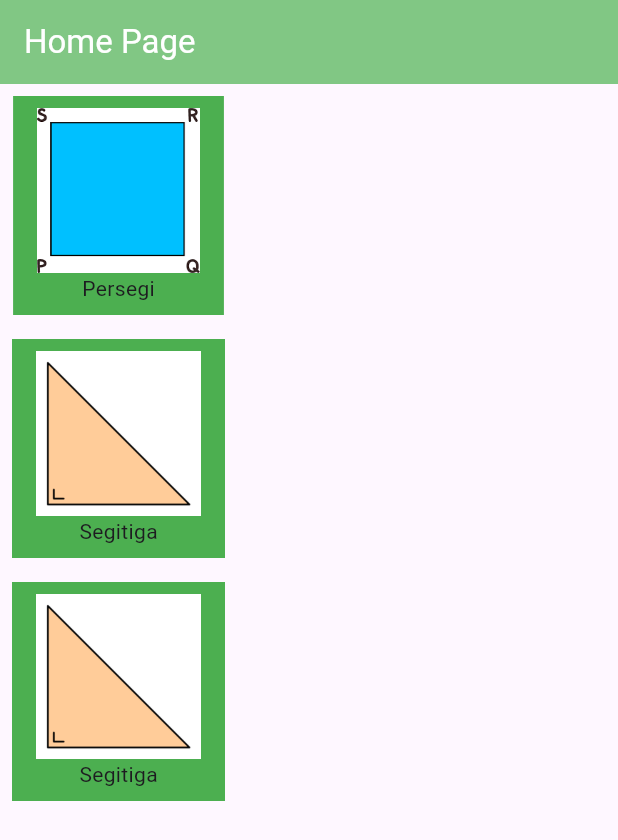
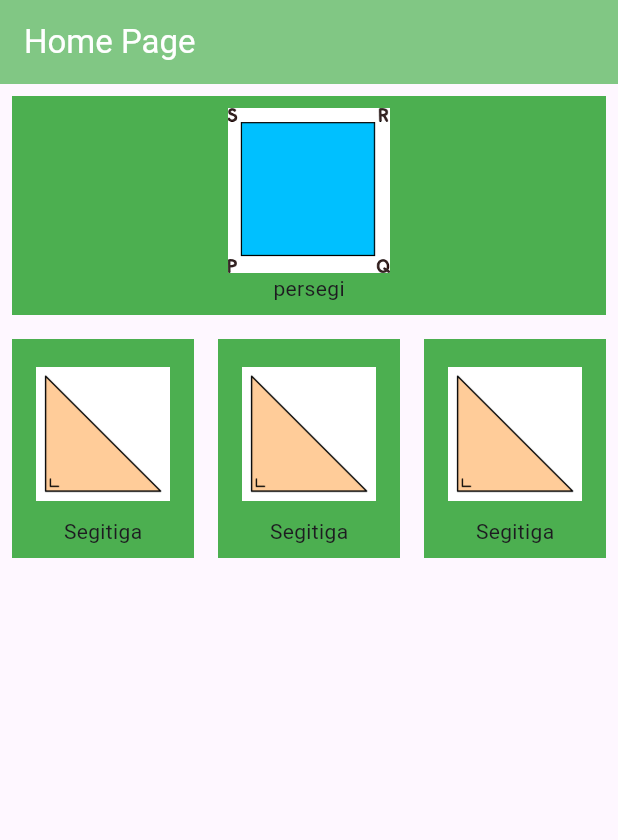
Before and after one commit to yovan199a/bangun_datar, a Flutter app: the screen it shows after launch, on a phone screen of 412 x 824 dp. Shown: the top 840 px of the screen. Run offline on Flutter 3.47's test engine with Material 2 defaults, Android fonts, the phone set to English and light mode, and no system bars; our stand-ins replace get.

Commit message:
hitung persegi

```diff
--- a/lib/pages/home_page.dart
+++ b/lib/pages/home_page.dart
@@ -1,3 +1,4 @@
+import 'package:bangun_datar_app/pages/PersegiPage.dart';
 import 'package:flutter/material.dart';
 
 class HomePage extends StatelessWidget {
@@ -12,23 +13,22 @@ class HomePage extends StatelessWidget {
             "Home Page",
             style: TextStyle(color: Colors.white),
           )),
-      body: Column(
+      body: ListView(
         children: [
-          Container(
-            margin: EdgeInsets.all(8),
-            padding: EdgeInsets.symmetric(vertical: 8, horizontal: 16),
-            decoration: BoxDecoration(
-              color: Colors.green
-            ),
-            child: Column(
-              children: [
-                Image.asset("assets/persegi.png",height: 110,),
-                Text("Persegi"),
-              ],
-            ),
+
+          InkWell(
+            onTap: (){
+              Navigator.push(context, MaterialPageRoute(builder: (context)=>PersegiPage()));
+            },
+          child: CustomMenu(ImageAssets: "assets/persegi.png",title: "persegi",)
           ),
-          CustomMenu(ImageAssets: "assets/persegi.png",title: "perseGi",),
-          CustomMenu(ImageAssets: "assets/segitiga.png",title: "Segitiga",),
+          Row(
+            children: [
+              Expanded(child: CustomMenu(ImageAssets: "assets/segitiga.png",title: "Segitiga",)),
+              Expanded(child: CustomMenu(ImageAssets: "assets/segitiga.png",title: "Segitiga",)),
+              Expanded(child: CustomMenu(ImageAssets: "assets/segitiga.png",title: "Segitiga",)),
+            ],
+          ),
 
 
         ],
@@ -54,9 +54,9 @@ class CustomMenu extends StatelessWidget {
       ),
       child: Column(
         children: [
-          Image.asset("assets/segitiga.png",height: 110,),
+          Image.asset(ImageAssets,height: 110,),
 
-          Text("Segitiga"),
+          Text(title),
         ],
       ),
     );
--- a/pubspec.yaml
+++ b/pubspec.yaml
@@ -35,6 +35,7 @@ dependencies:
   # The following adds the Cupertino Icons font to your application.
   # Use with the CupertinoIcons class for iOS style icons.
   cupertino_icons: ^1.0.2
+  get: ^4.6.6
 
 dev_dependencies:
   flutter_test:
@@ -60,7 +61,10 @@ flutter:
 
   # To add assets to your application, add an assets section, like this:
   assets:
-    - assets/
+    - assets/segitiga.png
+    - assets/persegi.png
+    - assets/p panjang.png
+    - assets/LINGKARANd.png
   #   - images/a_dot_ham.jpeg
 
   # An image asset can refer to one or more resolution-specific "variants", see
```
Also changed, not shown: lib/controller/persegi_controller.dart (added, +16 -0 lines), lib/pages/PersegiPage.dart (added, +75 -0 lines), pubspec.lock.
